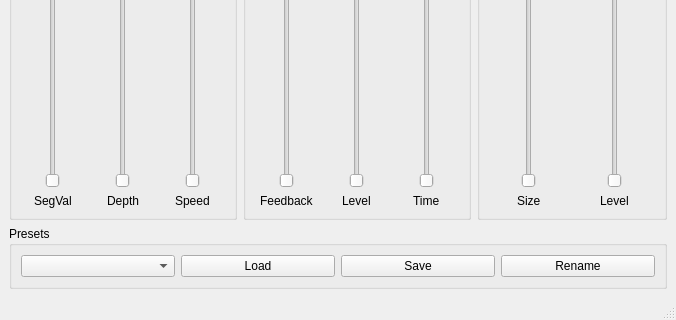
Old version of the form outsider/outsider.ui in the repository jonathanunderwood/outsider; both pictures show x 0 to 676 and y 404 to 724 of the 676 by 724 pixel window.
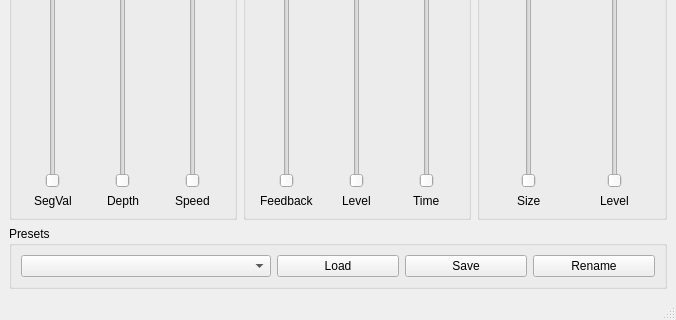
New version of the form.

Commit message: Set minimum width of preset name combo box

```diff
--- a/outsider/outsider.ui
+++ b/outsider/outsider.ui
@@ -754,7 +754,14 @@
       </property>
       <layout class="QHBoxLayout" name="horizontalLayout">
        <item>
-        <widget class="QComboBox" name="comboBox"/>
+        <widget class="QComboBox" name="comboBox">
+         <property name="minimumSize">
+          <size>
+           <width>250</width>
+           <height>0</height>
+          </size>
+         </property>
+        </widget>
        </item>
        <item>
         <widget class="QPushButton" name="loadPresetPushButton">
```
